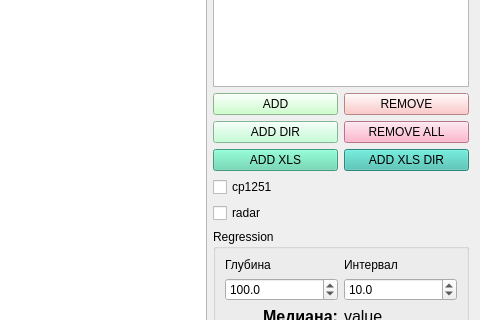
This is qt/form_well_log.ui in idergunoff/geovel_1.0 as Qt 5 draws it before an edit; both pictures show x 125 to 605 and y 167 to 487 of the 605 by 684 pixel window. The edited form follows.
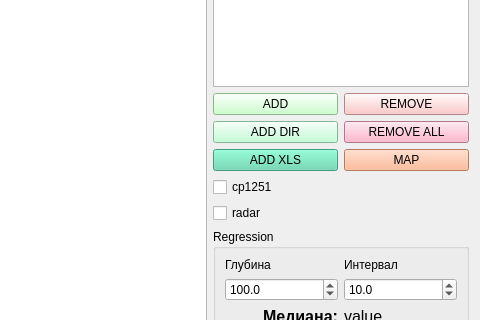
This is the edited form. Custom widgets are drawn as their Qt base class.

What changed in the file:
```diff
--- a/qt/form_well_log.ui
+++ b/qt/form_well_log.ui
@@ -98,10 +98,10 @@
        <item row="3" column="1">
         <widget class="QPushButton" name="pushButton_add_xls_dir">
          <property name="styleSheet">
-          <string notr="true">background-color: rgb(64, 191, 176);</string>
+          <string notr="true">background-color: rgb(255, 170, 127);</string>
          </property>
          <property name="text">
-          <string>ADD XLS DIR</string>
+          <string>MAP</string>
          </property>
         </widget>
        </item>
```
Left out of the diff: 2 changed lines with no effect on the pictures.
